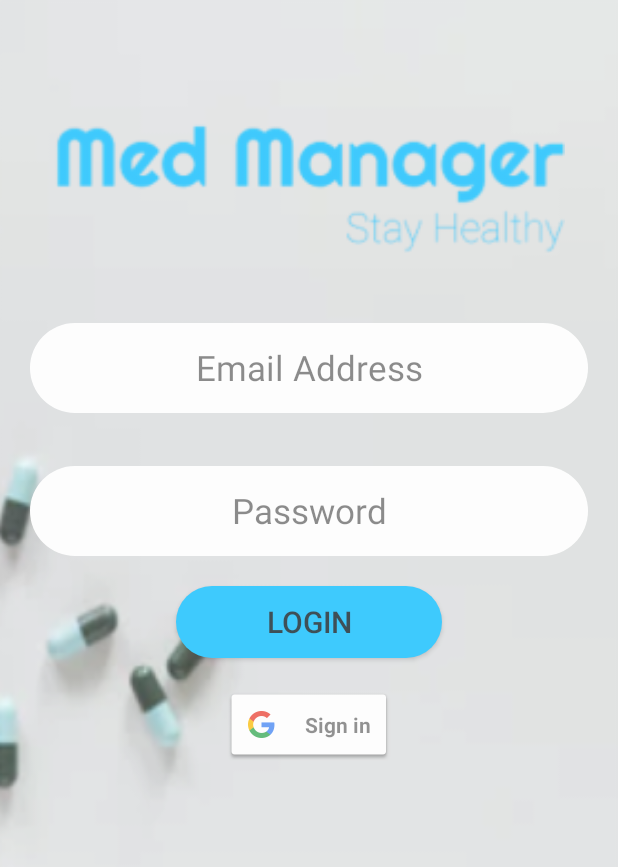
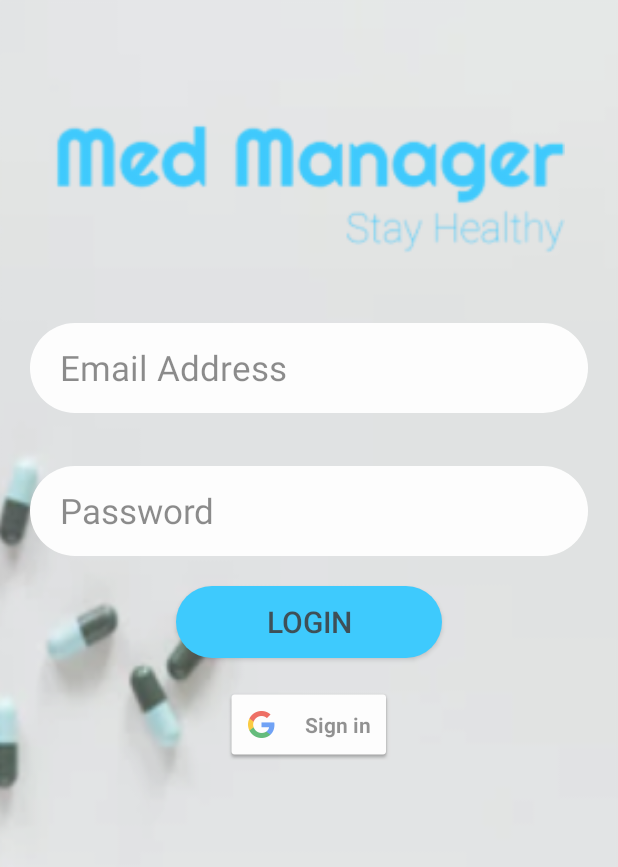
Before and after one commit to aumarbello/Med-Manager, an Android app: the layout activity_login.xml on its own in the app's theme, with its tools: preview values and no code run, on a phone screen of 412 x 824 dp. Shown: the top 867 px of the screen. Run offline under Robolectric (Android 15) with nearby library versions, the phone set to English and light mode, and no system bars.

Commit message:
Added padding to edittexts

```diff
--- a/app/src/main/res/layout/activity_login.xml
+++ b/app/src/main/res/layout/activity_login.xml
@@ -41,13 +41,14 @@
         android:id="@+id/edit_email_address"
         android:hint="@string/login_email_address"
         android:textSize="23sp"
-        android:textAlignment="center"
         android:textColor="@color/black"
         android:inputType="textEmailAddress"
         android:background="@drawable/btn_curved_white"
         android:layout_marginTop="@dimen/side_margin_large"
         android:layout_marginStart="@dimen/side_margin_normal"
         android:layout_marginEnd="@dimen/side_margin_normal"
+        android:paddingStart="@dimen/side_margin_normal"
+        android:paddingEnd="@dimen/side_margin_normal"
         android:minHeight="@dimen/large_margin"
         />
 
@@ -57,13 +58,14 @@
         android:id="@+id/edit_password"
         android:hint="@string/login_password"
         android:textSize="23sp"
-        android:textAlignment="center"
         android:textColor="@color/black"
         android:inputType="textPassword"
         android:background="@drawable/btn_curved_white"
         android:layout_marginTop="@dimen/side_margin_large"
         android:layout_marginStart="@dimen/side_margin_normal"
         android:layout_marginEnd="@dimen/side_margin_normal"
+        android:paddingStart="@dimen/side_margin_normal"
+        android:paddingEnd="@dimen/side_margin_normal"
         android:minHeight="@dimen/large_margin"
         />
 
```
